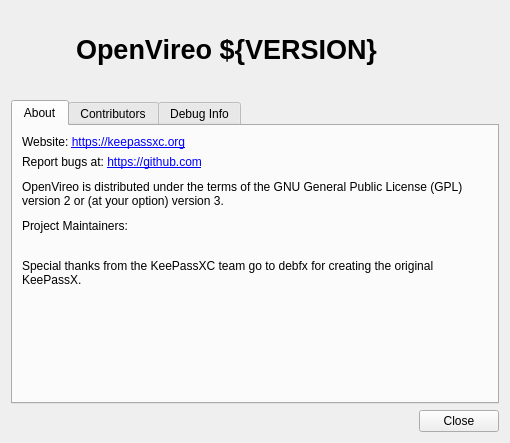
First picture: the form in src/gui/AboutDialog.ui, repository OpenVireo/openvireo, before the edit.
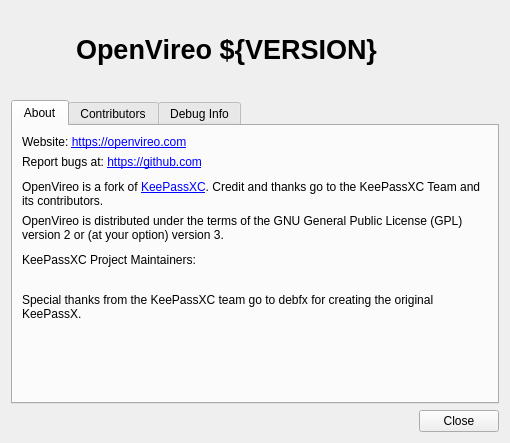
Second picture: the form after the edit.

Commit message: Add the fork attribution to the About dialog, point links at OpenVireo, rebrand the docs

Diff of the .ui file:
```diff
--- a/src/gui/AboutDialog.ui
+++ b/src/gui/AboutDialog.ui
@@ -90,7 +90,7 @@
           </sizepolicy>
          </property>
          <property name="text">
-          <string notr="true">Website: &lt;a href=&quot;https://keepassxc.org/&quot; style=&quot;text-decoration: underline&quot;&gt;https://keepassxc.org&lt;/a&gt;</string>
+          <string notr="true">Website: &lt;a href=&quot;https://openvireo.com/&quot; style=&quot;text-decoration: underline&quot;&gt;https://openvireo.com&lt;/a&gt;</string>
          </property>
          <property name="openExternalLinks">
           <bool>true</bool>
@@ -123,6 +123,19 @@
          </property>
         </spacer>
        </item>
+       <item>
+        <widget class="QLabel" name="forkLabel">
+         <property name="text">
+          <string>OpenVireo is a fork of &lt;a href=&quot;https://keepassxc.org/&quot; style=&quot;text-decoration: underline;&quot;&gt;KeePassXC&lt;/a&gt;. Credit and thanks go to the KeePassXC Team and its contributors.</string>
+         </property>
+         <property name="wordWrap">
+          <bool>true</bool>
+         </property>
+         <property name="openExternalLinks">
+          <bool>true</bool>
+         </property>
+        </widget>
+       </item>
        <item>
         <widget class="QLabel" name="label_3">
          <property name="sizePolicy">
@@ -158,7 +171,7 @@
        <item>
         <widget class="QLabel" name="label_8">
          <property name="text">
-          <string>Project Maintainers:</string>
+          <string>KeePassXC Project Maintainers:</string>
          </property>
         </widget>
        </item>
```
Left out of the diff: 4 changed lines with no effect on the pictures. The commit also changes 85 other files.
